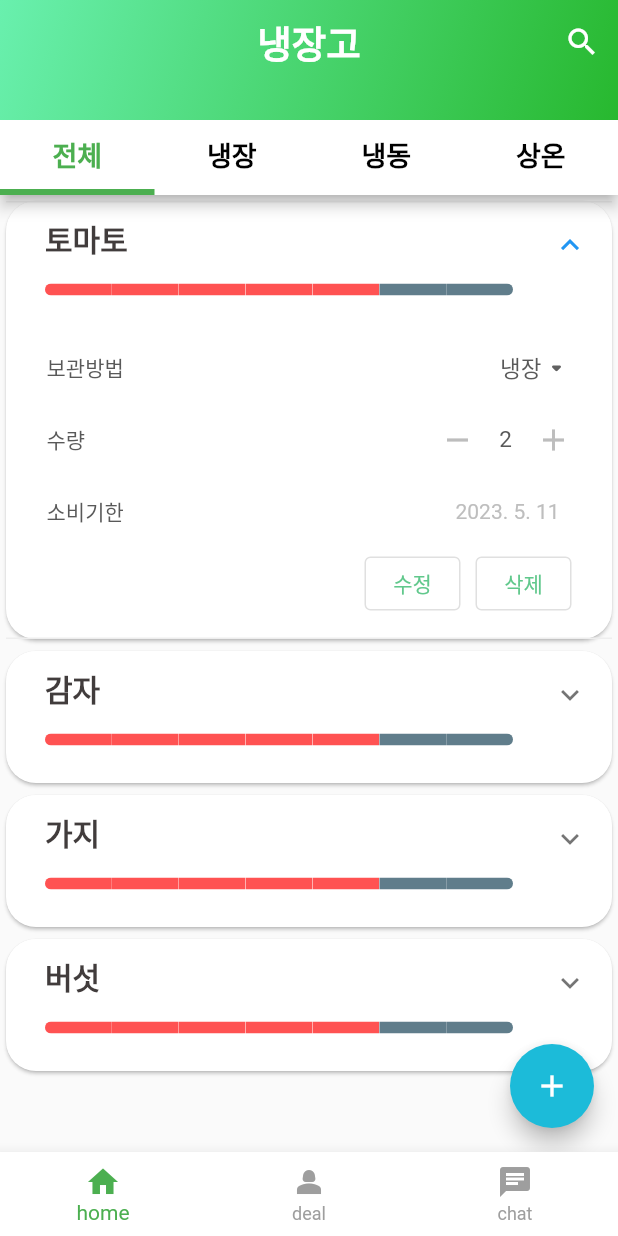
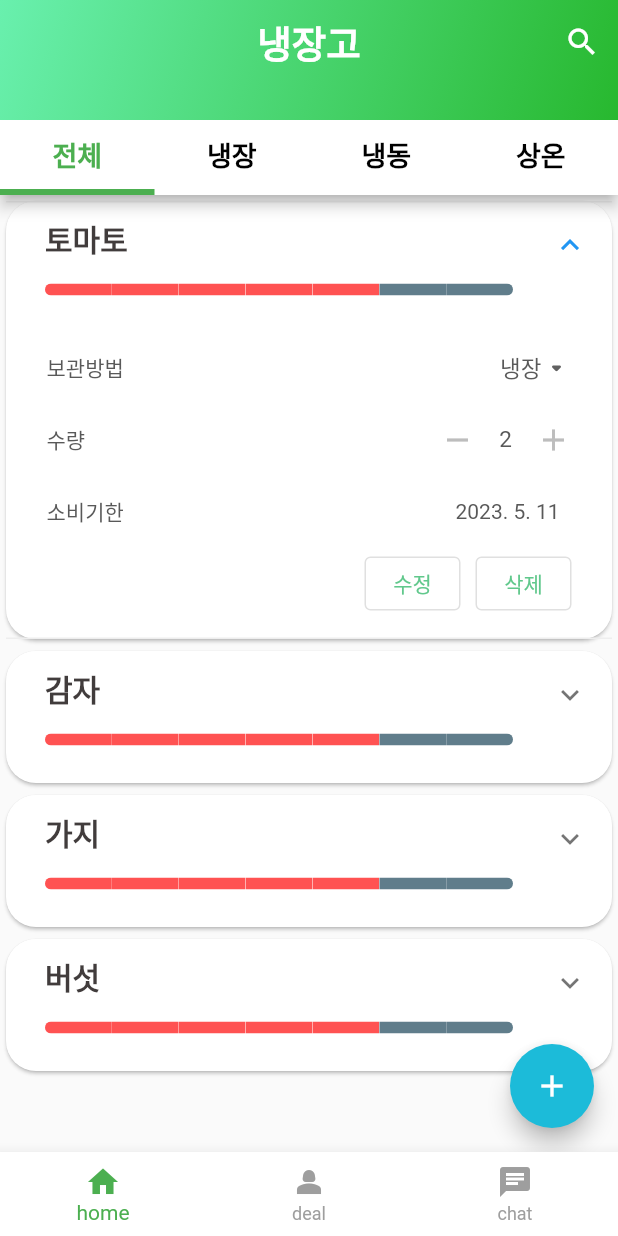
Before and after one commit to BrainStorm-sc21/BrainStorm-FE, a Flutter app: the screen it shows after launch, after a tap on "토마토", on a phone screen of 412 x 824 dp. Run offline on Flutter 3.47's test engine with Material 2 defaults, Android fonts, the phone set to English and light mode, and no system bars; drawn by our look-alikes of flutter_speed_dial, step_progress_indicator; our stand-ins replace camera, firebase_auth, firebase_core, introduction_screen, logger and 1 more; missing offline and left inert: dart:ffi, kpostal, naver_map_plugin, webview_flutter_android, webview_flutter_wkwebview; accounts and stored records are empty.

Commit message:
💄 Style_Change foodExpireDate text color

```diff
--- a/lib/widgets/food_expire_date.dart
+++ b/lib/widgets/food_expire_date.dart
@@ -56,7 +56,7 @@ class FoodExpireDate extends StatelessWidget {
           child: Text(
             '${expireDate.year}. ${expireDate.month}. ${expireDate.day}',
             style: const TextStyle(
-              color: ColorStyles.iconColor,
+              color: ColorStyles.textColor,
               fontWeight: FontWeight.normal,
             ),
           ),
```
